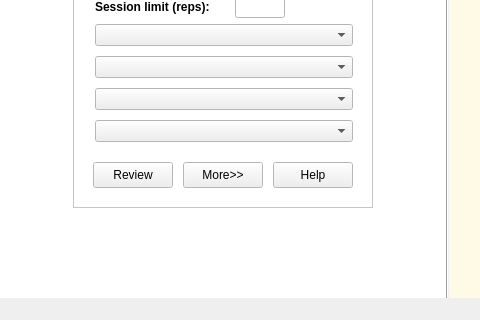
ankitects/anki, file designer/main.ui: the form before one commit; both pictures show x 0 to 480 and y 193 to 513 of the 723 by 513 pixel window.
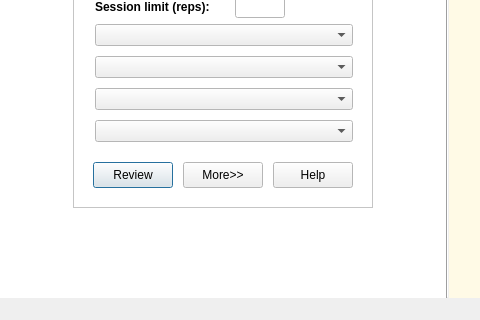
The form after the commit. The open tabs and pages were chosen to show the change. Icons and pictures are not drawn.

Commit message: change default button in study screen

Patch:
```diff
--- a/designer/main.ui
+++ b/designer/main.ui
@@ -23,6 +23,14 @@
     <normaloff>:/icons/anki.png</normaloff>:/icons/anki.png</iconset>
   </property>
   <widget class="QWidget" name="centralwidget" >
+   <property name="geometry" >
+    <rect>
+     <x>0</x>
+     <y>69</y>
+     <width>723</width>
+     <height>424</height>
+    </rect>
+   </property>
    <property name="sizePolicy" >
     <sizepolicy vsizetype="Expanding" hsizetype="Expanding" >
      <horstretch>1</horstretch>
@@ -406,6 +414,14 @@
           </layout>
          </widget>
          <widget class="QWidget" name="optionsPage" >
+          <property name="geometry" >
+           <rect>
+            <x>0</x>
+            <y>0</y>
+            <width>446</width>
+            <height>367</height>
+           </rect>
+          </property>
           <layout class="QVBoxLayout" name="verticalLayout_4" >
            <item>
             <spacer name="verticalSpacer_2" >
@@ -674,6 +690,12 @@
                          <iconset resource="../icons.qrc" >
                           <normaloff>:/icons/player-time.png</normaloff>:/icons/player-time.png</iconset>
                         </property>
+                        <property name="autoDefault" >
+                         <bool>true</bool>
+                        </property>
+                        <property name="default" >
+                         <bool>true</bool>
+                        </property>
                        </widget>
                       </item>
                       <item row="0" column="1" >
```
Left out of the diff: 93 changed lines with no effect on the pictures.
